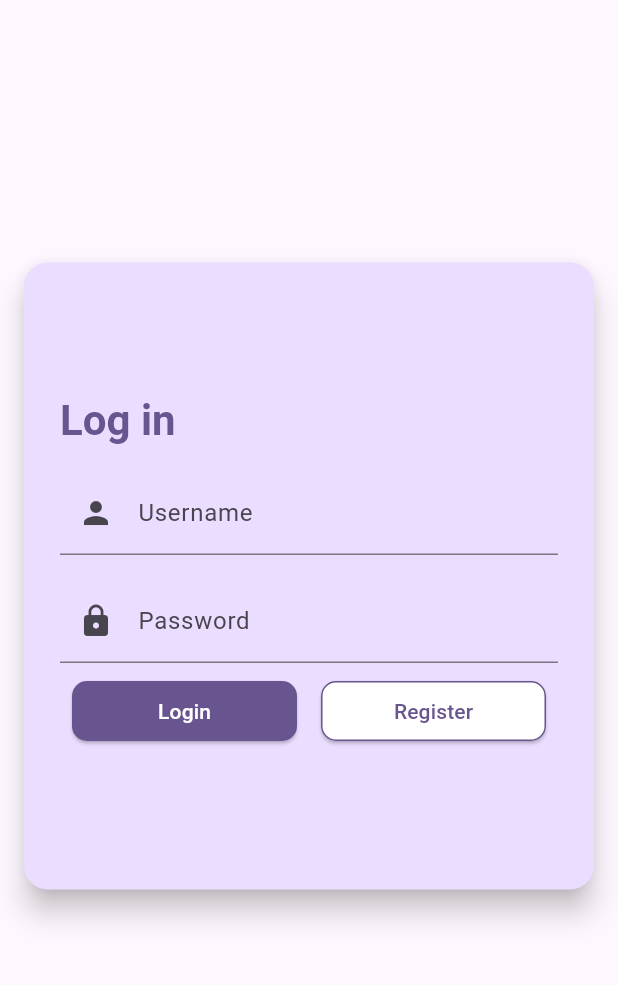
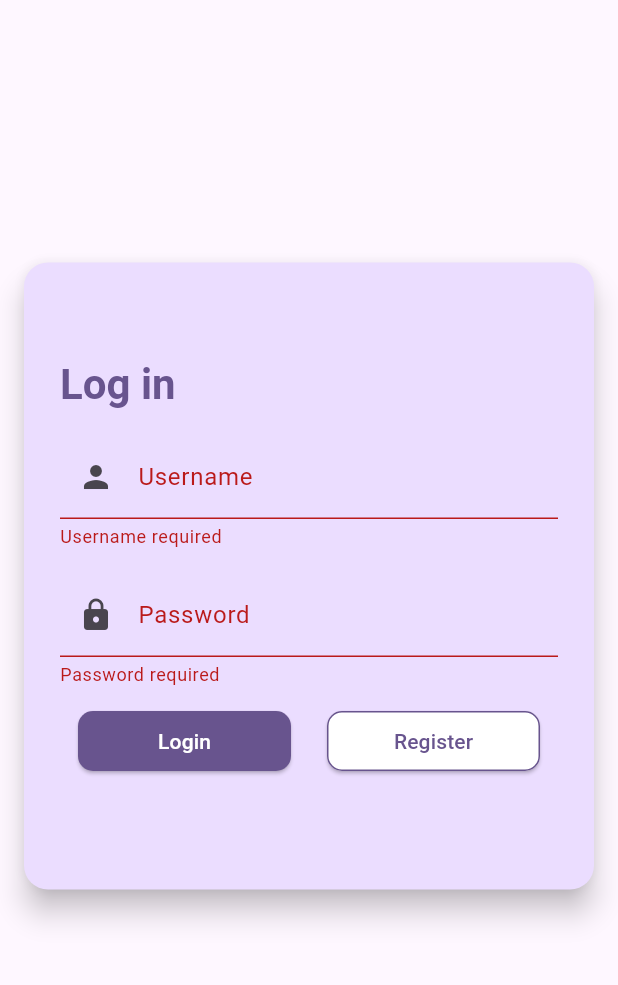
Before and after one commit to mahdawemghr/care_center, a Flutter app: the screen it shows after launch, after a tap on "Login", on a phone screen of 412 x 824 dp, the part 84-1069 px from its top. Run offline on Flutter 3.47's test engine with Material 3 defaults, Android fonts, the phone set to English and light mode, and no system bars.

Commit message:
handil text field

```diff
--- a/lib/components/log_in_page.dart
+++ b/lib/components/log_in_page.dart
@@ -1,10 +1,33 @@
 import 'package:care_center/components/register_page.dart';
 import 'package:flutter/material.dart';
 
-Card logInCard(BuildContext context) {
-  TextEditingController username = TextEditingController();
-  TextEditingController password = TextEditingController();
+class LogInCard extends StatefulWidget {
+  const LogInCard({super.key});
 
+  @override
+  State<LogInCard> createState() => _LogInCardState();
+}
+
+class _LogInCardState extends State<LogInCard> {
+  final GlobalKey<FormState> _formKey = GlobalKey<FormState>();
+  final TextEditingController _usernameController = TextEditingController();
+  final TextEditingController _passwordController = TextEditingController();
+
+  void _handleLogin() {
+    if (_formKey.currentState!.validate()) {
+      final username = _usernameController.text;
+      final password = _passwordController.text;
+
+      if (username == 'admin' && password == 'admin') {
+        Navigator.pushNamed(context, '/adminDashboard');
+      } else {
+        Navigator.pushNamed(context, '/userDashboard');
+      }
+    }
+  }
+
+  @override
+  Widget build(BuildContext context) {
     return Card(
       margin: const EdgeInsets.symmetric(horizontal: 16, vertical: 175),
       elevation: 8,
@@ -23,41 +46,42 @@ Card logInCard(BuildContext context) {
                 color: Theme.of(context).colorScheme.primary,
               ),
             ),
+            Form(
+              key: _formKey,
+              child: Column(
+                children: [
                   Padding(
-            padding: const EdgeInsets.symmetric(vertical: 16),
-            child: TextField(
-              controller: username,
-              decoration: InputDecoration(
-                prefixIcon: const Icon(Icons.person),
+                    padding: const EdgeInsets.symmetric(vertical: 16.0),
+                    child: TextFormField(
+                      controller: _usernameController,
+                      validator: (value) =>
+                          (value?.isEmpty ?? true) ? 'Username required' : null,
+                      decoration: const InputDecoration(
+                        prefixIcon: Icon(Icons.person),
                         labelText: 'Username',
                       ),
                     ),
                   ),
-          TextField(
-            controller: password,
+                  TextFormField(
+                    controller: _passwordController,
                     obscureText: true,
+                    validator: (value) =>
+                        (value?.isEmpty ?? true) ? 'Password required' : null,
                     decoration: const InputDecoration(
                       labelText: 'Password',
                       prefixIcon: Icon(Icons.lock),
+                    ),
+                  ),
+                ],
               ),
             ),
             Row(
               children: [
                 Expanded(
                   child: Padding(
-                  padding: const EdgeInsets.all(8.0),
+                    padding: const EdgeInsets.all(12.0),
                     child: ElevatedButton(
-                    onPressed: () {
-                      if (username.text.isNotEmpty &&
-                          password.text.isNotEmpty) {
-                        if (username.text == 'admin' &&
-                            password.text == 'admin') {
-                          Navigator.pushNamed(context, '/adminDashboard');
-                        } else {
-                          Navigator.pushNamed(context, '/userDashboard');
-                        }
-                      }
-                    },
+                      onPressed: _handleLogin,
                       style: ElevatedButton.styleFrom(
                         backgroundColor: Theme.of(context).colorScheme.primary,
                         shape: RoundedRectangleBorder(
@@ -73,7 +97,7 @@ Card logInCard(BuildContext context) {
                 ),
                 Expanded(
                   child: Padding(
-                  padding: const EdgeInsets.all(8),
+                    padding: const EdgeInsets.all(12),
                     child: ElevatedButton(
                       onPressed: () {
                         Navigator.push(context, registerPage());
@@ -103,3 +127,4 @@ Card logInCard(BuildContext context) {
       ),
     );
   }
+}
--- a/lib/main.dart
+++ b/lib/main.dart
@@ -36,7 +36,7 @@
         backgroundColor: Theme.of(context).colorScheme.primary,
       ),
 
-      body: logInCard(context),
+      body: LogInCard(),
     );
   }
 }
```
Also changed, not shown: lib/components/register_page.dart (+71 -26 lines). Lines whose indentation alone changed are shown as unchanged.
